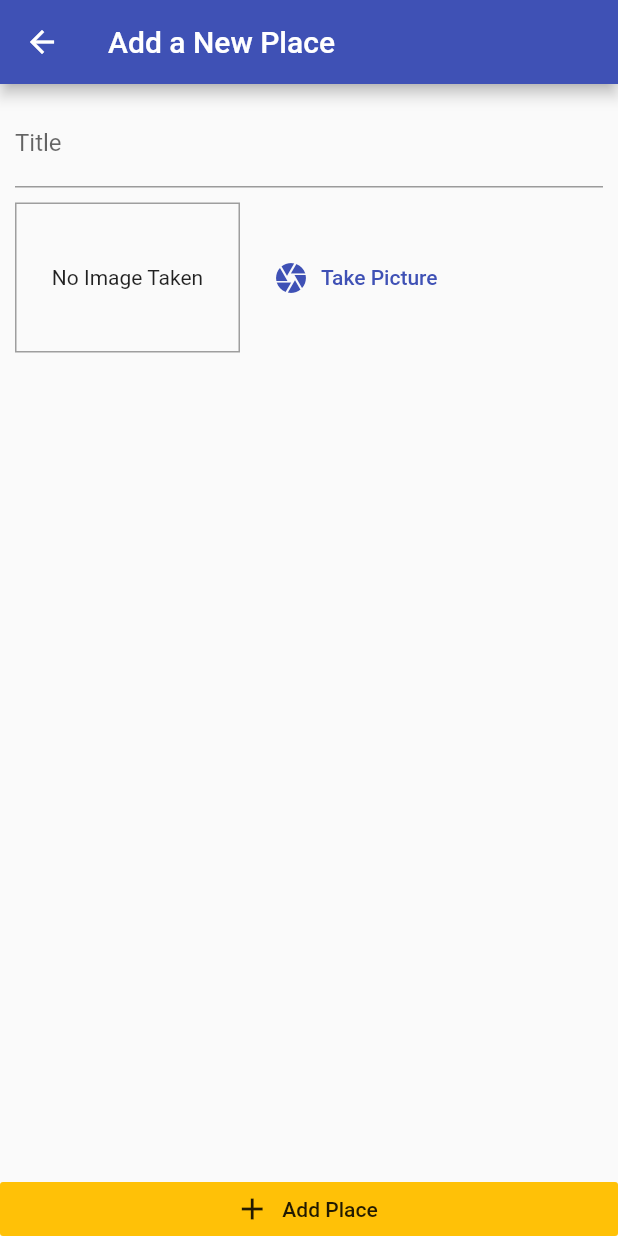
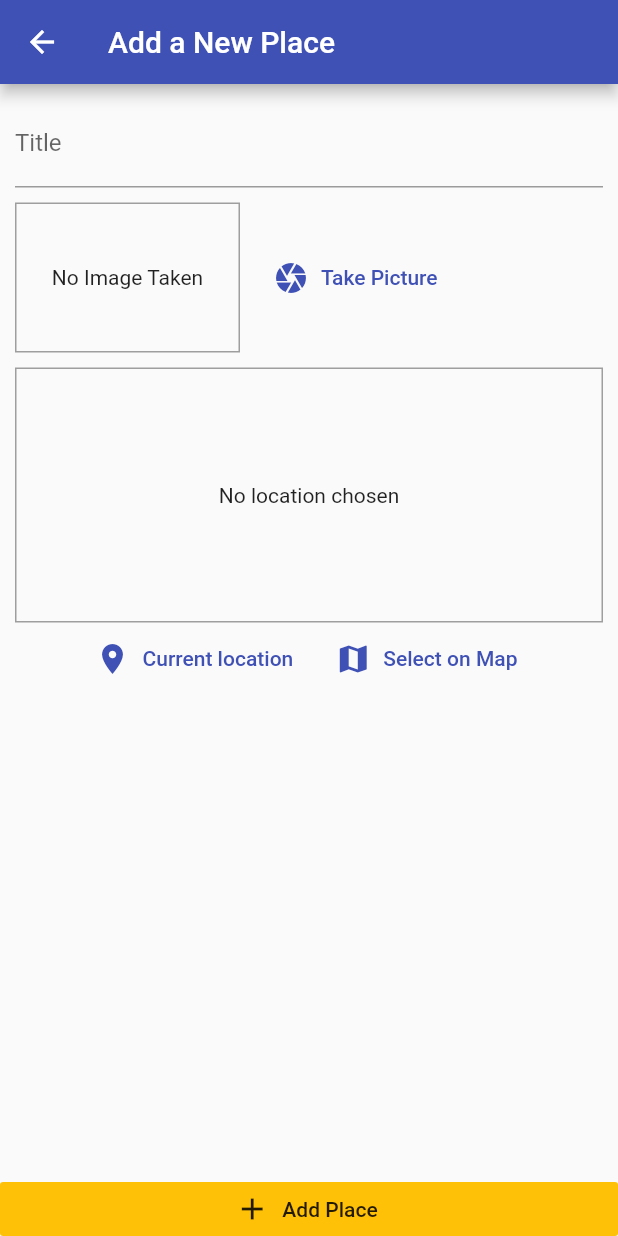
Before and after one commit to GarvMaggu/Great-Places, a Flutter app: the AddPlaceScreen screen opened by its route, on a phone screen of 412 x 824 dp. Run offline on Flutter 3.47's test engine with Material 2 defaults, Android fonts, the phone set to English and light mode, and no system bars; our stand-ins replace image_picker, location, sqflite; accounts and stored records are empty.

Commit message:
Adding static location image

```diff
--- /dev/null
+++ b/lib/helpers/location_helper.dart
@@ -0,0 +1,7 @@
+const MAPBOX_API_KEY = 'pk.eyJ1IjoiZ2Fydm1hZ2d1IiwiYSI6ImNrYjYyNmYwMDFiY2Myc3Bkc2l1NWdiZzAifQ.V6DVY3s_J7ngfO-mPR34Ng';
+
+class LocationHelper {
+  static String generateLocationPreviewImage(double latitude, double longitude) {
+    return 'https://api.mapbox.com/styles/v1/mapbox/streets-v11/static/pin-s-cross+285A98($longitude,$latitude)/$longitude,$latitude,13.44,0/600x300?access_token=$MAPBOX_API_KEY';
+  }
+}
--- a/lib/screens/add_place_screen.dart
+++ b/lib/screens/add_place_screen.dart
@@ -4,6 +4,7 @@ import 'package:flutter/material.dart';
 import 'package:provider/provider.dart';
 
 import '../widgets/image_input.dart';
+import '../widgets/location_input.dart';
 import '../providers/great_places.dart';
 
 class AddPlaceScreen extends StatefulWidget {
@@ -52,6 +53,10 @@ class _AddPlaceScreenState extends State<AddPlaceScreen> {
                     height: 10,
                   ),
                   ImageInput(_selectImage),
+                  SizedBox(
+                    height: 10,
+                  ),
+                  LocationInput(),
                 ],
               ),
             ),
--- /dev/null
+++ b/lib/widgets/location_input.dart
@@ -0,0 +1,64 @@
+import 'package:flutter/material.dart';
+import 'package:location/location.dart';
+
+import '../helpers/location_helper.dart';
+
+class LocationInput extends StatefulWidget {
+  @override
+  _LocationInputState createState() => _LocationInputState();
+}
+
+class _LocationInputState extends State<LocationInput> {
+  String _previewImageUrl;
+
+  Future<void> _getCurrentUserLocation() async {
+    final locData = await Location().getLocation();
+    final staticMapImageUrl = LocationHelper.generateLocationPreviewImage(
+        locData.latitude, locData.longitude);
+    setState(() {
+      _previewImageUrl = staticMapImageUrl;
+    });
+  }
+
+  @override
+  Widget build(BuildContext context) {
+    return Column(
+      children: <Widget>[
+        Container(
+          height: 170,
+          width: double.infinity,
+          alignment: Alignment.center,
+          decoration:
+              BoxDecoration(border: Border.all(width: 1, color: Colors.grey)),
+          child: _previewImageUrl == null
+              ? Text(
+                  'No location chosen',
+                  textAlign: TextAlign.center,
+                )
+              : Image.network(
+                  _previewImageUrl,
+                  fit: BoxFit.cover,
+                  width: double.infinity,
+                ),
+        ),
+        Row(
+          mainAxisAlignment: MainAxisAlignment.center,
+          children: <Widget>[
+            FlatButton.icon(
+              onPressed: _getCurrentUserLocation,
+              icon: Icon(Icons.location_on),
+              label: Text('Current location'),
+              textColor: Theme.of(context).primaryColor,
+            ),
+            FlatButton.icon(
+              onPressed: () {},
+              icon: Icon(Icons.map),
+              label: Text('Select on Map'),
+              textColor: Theme.of(context).primaryColor,
+            )
+          ],
+        )
+      ],
+    );
+  }
+}
```
Also changed, not shown: 2 other files.
